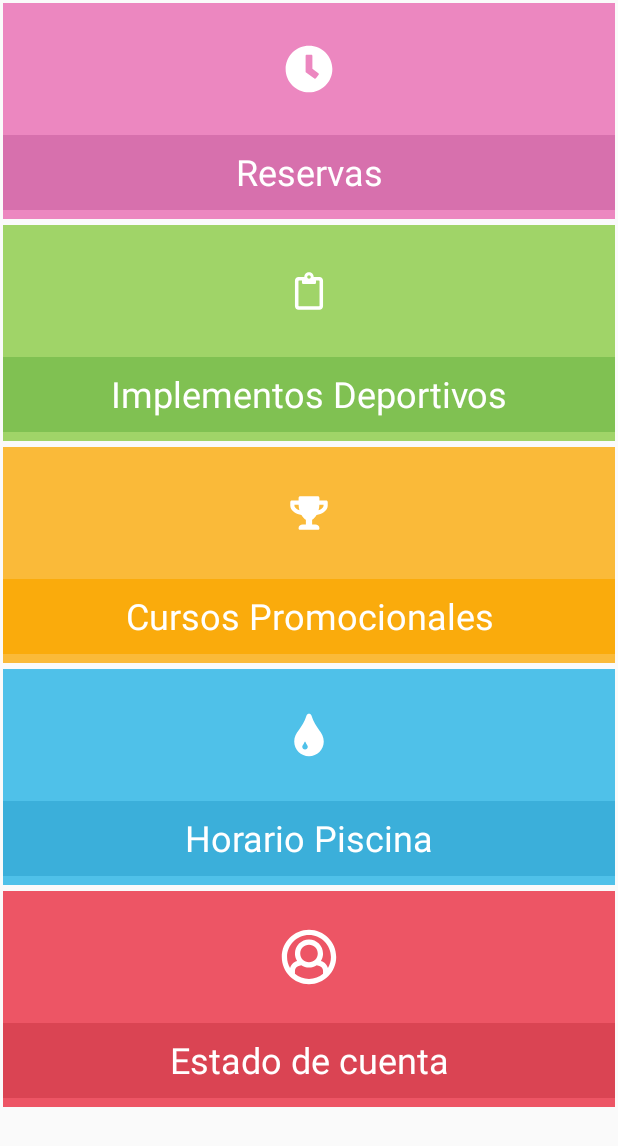
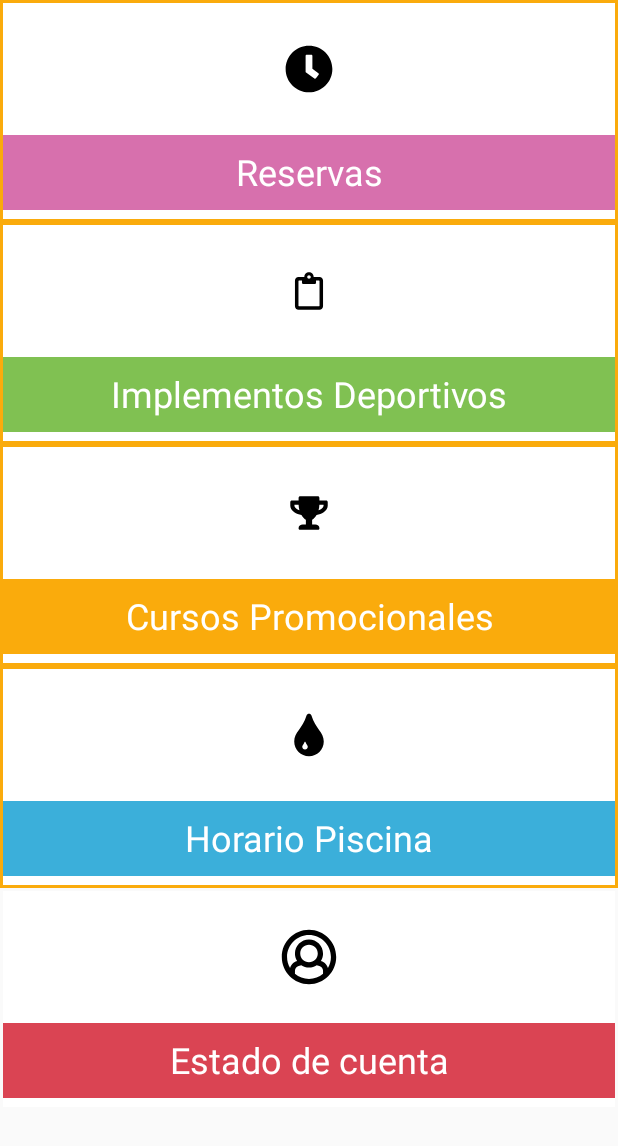
Before and after one commit to SergioRodriguez317/VenALaU_App, an Android app: the DeportesHomeActivity screen opened directly, with no data from a screen before it, on a phone screen of 412 x 824 dp. Shown: the top 1146 px of the screen. Run offline under Robolectric (Android 15) with nearby library versions, the phone set to English and light mode, and no system bars.

Commit message:
Inicio
Cambio en Actividad de Inicio y de deportes

```diff
--- /dev/null
+++ b/app/src/main/res/drawable/borde.xml
@@ -0,0 +1,9 @@
+<?xml version="1.0" encoding="utf-8"?>
+<shape xmlns:android="http://schemas.android.com/apk/res/android">
+    <stroke
+        android:width="5px"
+        android:color="@color/colorPrimaryDark">
+
+    </stroke>
+
+</shape>
--- a/app/src/main/res/layout/activity_deportes_home.xml
+++ b/app/src/main/res/layout/activity_deportes_home.xml
@@ -21,7 +21,8 @@
                 android:layout_width="match_parent"
                 android:layout_height="wrap_content"
                 android:orientation="horizontal"
-                android:weightSum="3">
+                android:weightSum="3"
+                android:background="@drawable/borde">
                 <!--Registro-->
                 <LinearLayout
                     android:id="@+id/llreservas"
@@ -29,7 +30,7 @@
                     android:layout_height="144dp"
                     android:layout_margin="2dp"
                     android:layout_weight="1"
-                    android:background="@color/colorPinkRose"
+                    android:background="@color/colorWhite"
                     android:orientation="vertical">
 
                     <ImageView
@@ -38,7 +39,7 @@
                         android:layout_gravity="center"
                         android:layout_marginTop="20dp"
                         android:src="@drawable/ic_icon_reservas"
-                        android:tint="@color/colorWhite" />
+                        android:tint="#000000" />
 
                     <TextView
                         android:id="@+id/tvReservas"
@@ -61,7 +62,8 @@
                 android:layout_width="match_parent"
                 android:layout_height="wrap_content"
                 android:orientation="horizontal"
-                android:weightSum="3">
+                android:weightSum="3"
+                android:background="@drawable/borde">
 
                 <!--Implementos deportivos-->
                 <LinearLayout
@@ -70,7 +72,7 @@
                     android:layout_height="144dp"
                     android:layout_margin="2dp"
                     android:layout_weight="1"
-                    android:background="@color/colorGrass"
+                    android:background="@color/colorWhite"
                     android:orientation="vertical">
 
                     <ImageView
@@ -79,7 +81,7 @@
                         android:layout_gravity="center"
                         android:layout_marginTop="20dp"
                         android:src="@drawable/ic_icon_implementos"
-                        android:tint="@color/colorWhite" />
+                        android:tint="#000000" />
 
                     <TextView
                         android:id="@+id/tvLogin"
@@ -104,7 +106,8 @@
                 android:layout_width="match_parent"
                 android:layout_height="wrap_content"
                 android:orientation="horizontal"
-                android:weightSum="3">
+                android:weightSum="3"
+                android:background="@drawable/borde">
 
                 <LinearLayout
                     android:id="@+id/llcursos"
@@ -112,7 +115,7 @@
                     android:layout_height="144dp"
                     android:layout_margin="2dp"
                     android:layout_weight="1"
-                    android:background="@color/colorPrimary"
+                    android:background="@color/colorWhite"
                     android:orientation="vertical">
 
                     <ImageView
@@ -121,7 +124,7 @@
                         android:layout_gravity="center"
                         android:layout_marginTop="20dp"
                         android:src="@drawable/ic_icon_cursos"
-                        android:tint="@color/colorWhite" />
+                        android:tint="#000000" />
 
                     <TextView
                         android:id="@+id/tvEventos"
@@ -145,7 +148,8 @@
                 android:layout_width="match_parent"
                 android:layout_height="wrap_content"
                 android:orientation="horizontal"
-                android:weightSum="3">
+                android:weightSum="3"
+                android:background="@drawable/borde">
                 <!--Horario Piscina-->
                 <LinearLayout
                     android:id="@+id/llpiscina"
@@ -153,7 +157,7 @@
                     android:layout_height="144dp"
                     android:layout_margin="2dp"
                     android:layout_weight="1"
-                    android:background="@color/colorAqua"
+                    android:background="@color/colorWhite"
                     android:orientation="vertical">
 
                     <ImageView
@@ -162,7 +166,7 @@
                         android:layout_gravity="center"
                         android:layout_marginTop="20dp"
                         android:src="@drawable/ic_icon_piscina"
-                        android:tint="@color/colorWhite" />
+                        android:tint="#000000" />
 
                     <TextView
                         android:id="@+id/tvDeportes"
@@ -195,7 +199,7 @@
                     android:layout_height="144dp"
                     android:layout_margin="2dp"
                     android:layout_weight="1"
-                    android:background="@color/colorGrapeFruit"
+                    android:background="@color/colorWhite"
                     android:orientation="vertical">
 
                     <ImageView
@@ -204,7 +208,7 @@
                         android:layout_gravity="center"
                         android:layout_marginTop="20dp"
                         android:src="@drawable/ic_icon_cuenta"
-                        android:tint="@color/colorWhite" />
+                        android:tint="#000000" />
 
                     <TextView
                         android:id="@+id/tvAbout"
--- a/app/src/main/res/values/colors.xml
+++ b/app/src/main/res/values/colors.xml
@@ -2,6 +2,7 @@
 <resources>
     <color name="colorPrimary">#cefaab0c</color>
     <color name="colorPrimaryDark">#faab0c</color>
+    <color name="colorClear">#64faab0c</color>
     <color name="colorAccent">#FF4081</color>
     <color name="colorWhite">#ffffff</color>
     <color name="colorGrapeFruit">#ED5565</color>
@@ -22,4 +23,5 @@
     <color name="colorAquaDark">#3BAFDA</color>
     <color name="colorPinkRose">#EC87C0</color>
     <color name="colorPinkRoseDark">#D770AD</color>
+
 </resources>
```
Also changed, not shown: app/src/main/res/drawable/ic_icon_registro.xml (+4 -4 lines), app/src/main/res/layout/activity_main.xml (+27 -22 lines), app/src/main/ic_registro-web.png, app/src/main/res/mipmap-hdpi/ic_registro.png, app/src/main/res/mipmap-hdpi/ic_registro_round.png, app/src/main/res/mipmap-mdpi/ic_registro.png, app/src/main/res/mipmap-mdpi/ic_registro_round.png, app/src/main/res/mipmap-xhdpi/ic_registro.png, app/src/main/res/mipmap-xhdpi/ic_registro_round.png, app/src/main/res/mipmap-xxhdpi/ic_registro.png, app/src/main/res/mipmap-xxhdpi/ic_registro_round.png, app/src/main/res/mipmap-xxxhdpi/ic_registro.png, app/src/main/res/mipmap-xxxhdpi/ic_registro_round.png.
